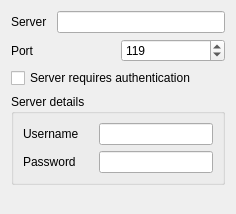
The window that src/serversettings.ui (ChaosWars/knewz) describes before a commit, drawn with Qt 5.
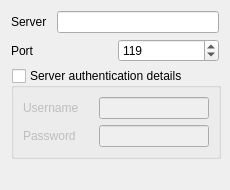
The same window after the commit.

The edit to the form file:
```diff
--- a/src/serversettings.ui
+++ b/src/serversettings.ui
@@ -5,14 +5,20 @@
    <rect>
     <x>0</x>
     <y>0</y>
-    <width>236</width>
-    <height>214</height>
+    <width>230</width>
+    <height>190</height>
    </rect>
   </property>
+  <property name="minimumSize" >
+   <size>
+    <width>230</width>
+    <height>190</height>
+   </size>
+  </property>
   <property name="windowTitle" >
    <string>Server Settings</string>
   </property>
-  <layout class="QVBoxLayout" name="verticalLayout_3" >
+  <layout class="QVBoxLayout" name="verticalLayout_2" >
    <item>
     <layout class="QHBoxLayout" name="horizontalLayout_3" >
      <item>
@@ -80,24 +86,33 @@
     </layout>
    </item>
    <item>
-    <layout class="QVBoxLayout" name="verticalLayout_2" >
-     <item>
-      <widget class="QCheckBox" name="authentication" >
+    <widget class="QGroupBox" name="kcfg_authentication" >
+     <property name="sizePolicy" >
+      <sizepolicy vsizetype="Expanding" hsizetype="Expanding" >
+       <horstretch>0</horstretch>
+       <verstretch>0</verstretch>
+      </sizepolicy>
+     </property>
+     <property name="minimumSize" >
+      <size>
+       <width>210</width>
+       <height>0</height>
+      </size>
+     </property>
        <property name="toolTip" >
         <string>Authentication required</string>
        </property>
        <property name="whatsThis" >
-        <string>Check this if your news server requires a username and password to log on</string>
-       </property>
-       <property name="text" >
-        <string>Server requires authentication</string>
-       </property>
-      </widget>
-     </item>
-     <item>
-      <widget class="QGroupBox" name="groupBox" >
+      <string>Check this if the NNTP server requires authentication</string>
+     </property>
        <property name="title" >
-        <string>Server details</string>
+      <string>Server authentication details</string>
+     </property>
+     <property name="checkable" >
+      <bool>true</bool>
+     </property>
+     <property name="checked" >
+      <bool>false</bool>
        </property>
        <layout class="QVBoxLayout" name="verticalLayout" >
         <item>
@@ -156,24 +171,25 @@
             <property name="whatsThis" >
              <string>Password used for authenticating with the NNTP server</string>
             </property>
+          <property name="echoMode" >
+           <enum>QLineEdit::Password</enum>
+          </property>
            </widget>
           </item>
          </layout>
         </item>
        </layout>
       </widget>
-     </item>
-    </layout>
    </item>
    <item>
-    <spacer name="verticalSpacer_2" >
+    <spacer name="verticalSpacer" >
      <property name="orientation" >
       <enum>Qt::Vertical</enum>
      </property>
      <property name="sizeHint" stdset="0" >
       <size>
        <width>20</width>
-       <height>3</height>
+       <height>4</height>
       </size>
      </property>
     </spacer>
```
Left out of the diff: 21 changed lines with no effect on the pictures. Lines whose indentation alone changed are shown as unchanged.
